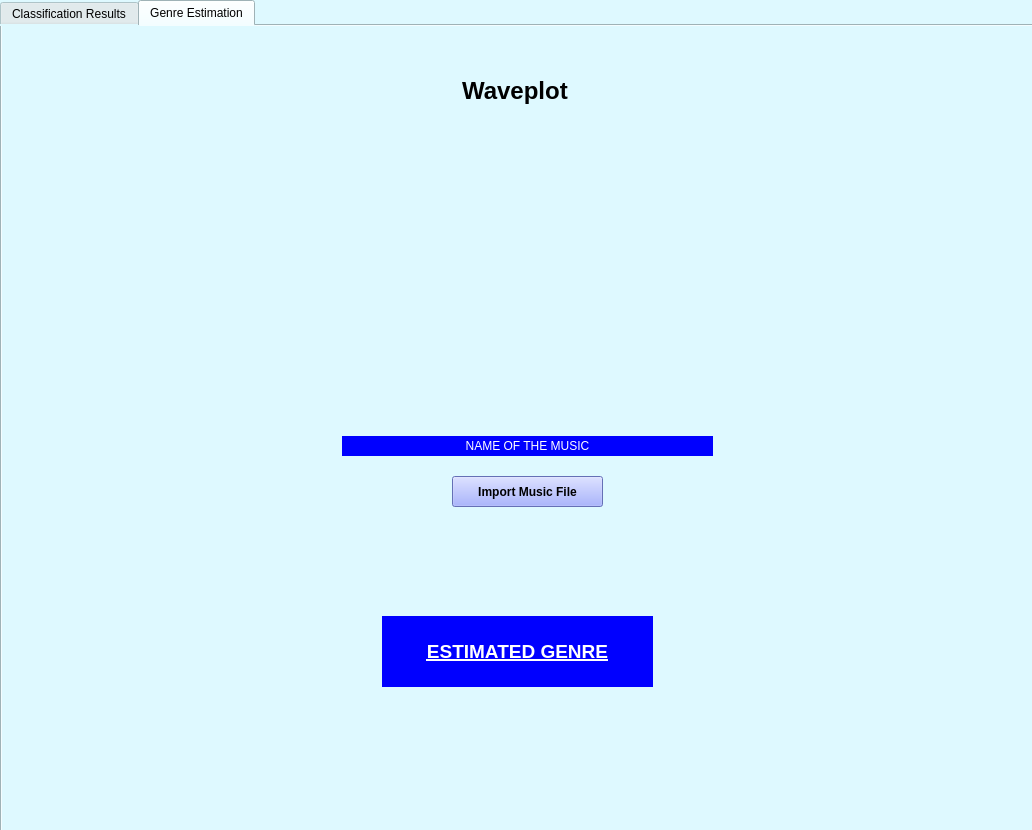
Before: the Qt Designer form arayuzV2_backup.ui in cetekin/signalProcessing, drawn with Qt 5.
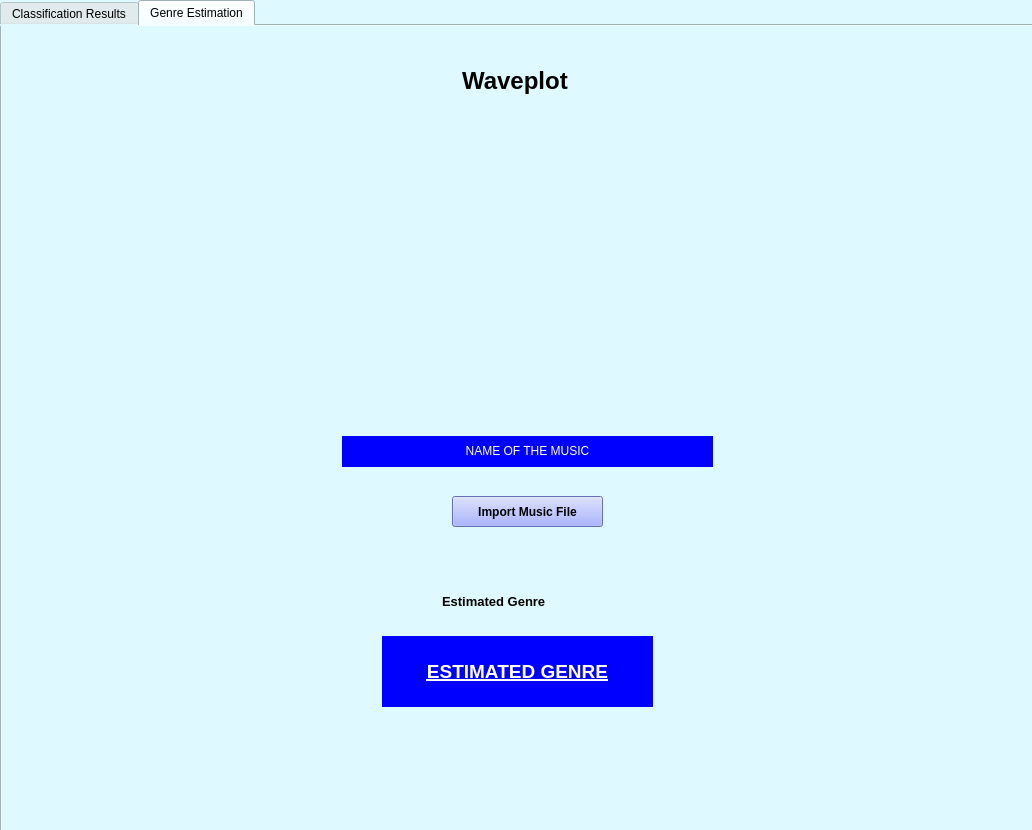
After: the same form once the commit is applied. The open tabs and pages were chosen to show the change.

Commit message: Alignment issue

```diff
--- a/arayuzV2_backup.ui
+++ b/arayuzV2_backup.ui
@@ -561,7 +561,7 @@
       <property name="geometry">
        <rect>
         <x>450</x>
-        <y>450</y>
+        <y>470</y>
         <width>151</width>
         <height>31</height>
        </rect>
@@ -580,7 +580,7 @@
       <property name="geometry">
        <rect>
         <x>380</x>
-        <y>590</y>
+        <y>610</y>
         <width>271</width>
         <height>71</height>
        </rect>
@@ -595,6 +595,9 @@
       <property name="text">
        <string>&lt;html&gt;&lt;head/&gt;&lt;body&gt;&lt;p align=&quot;center&quot;&gt;&lt;span style=&quot; font-size:14pt; text-decoration: underline;&quot;&gt;ESTIMATED GENRE&lt;/span&gt;&lt;/p&gt;&lt;/body&gt;&lt;/html&gt;</string>
       </property>
+      <property name="alignment">
+       <set>Qt::AlignCenter</set>
+      </property>
      </widget>
      <widget class="QLabel" name="genre_music_name_label">
       <property name="geometry">
@@ -602,7 +605,7 @@
         <x>340</x>
         <y>410</y>
         <width>371</width>
-        <height>20</height>
+        <height>31</height>
        </rect>
       </property>
       <property name="styleSheet">
@@ -614,20 +617,36 @@
       <property name="text">
        <string>&lt;html&gt;&lt;head/&gt;&lt;body&gt;&lt;p align=&quot;center&quot;&gt;NAME OF THE MUSIC&lt;/p&gt;&lt;/body&gt;&lt;/html&gt;</string>
       </property>
+      <property name="alignment">
+       <set>Qt::AlignCenter</set>
+      </property>
      </widget>
      <widget class="QLabel" name="label_3">
       <property name="geometry">
        <rect>
         <x>460</x>
-        <y>50</y>
-        <width>151</width>
-        <height>31</height>
+        <y>30</y>
+        <width>191</width>
+        <height>51</height>
        </rect>
       </property>
       <property name="text">
        <string>&lt;html&gt;&lt;head/&gt;&lt;body&gt;&lt;p&gt;&lt;span style=&quot; font-size:18pt; font-weight:600;&quot;&gt;Waveplot&lt;/span&gt;&lt;/p&gt;&lt;/body&gt;&lt;/html&gt;</string>
       </property>
      </widget>
+     <widget class="QLabel" name="label_9">
+      <property name="geometry">
+       <rect>
+        <x>440</x>
+        <y>560</y>
+        <width>191</width>
+        <height>31</height>
+       </rect>
+      </property>
+      <property name="text">
+       <string>&lt;html&gt;&lt;head/&gt;&lt;body&gt;&lt;p&gt;&lt;span style=&quot; font-size:10pt; font-weight:600;&quot;&gt;Estimated Genre&lt;/span&gt;&lt;/p&gt;&lt;/body&gt;&lt;/html&gt;</string>
+      </property>
+     </widget>
     </widget>
    </widget>
   </widget>
```
Left out of the diff: 8 changed lines with no effect on the pictures. The commit also changes 2 other files.
